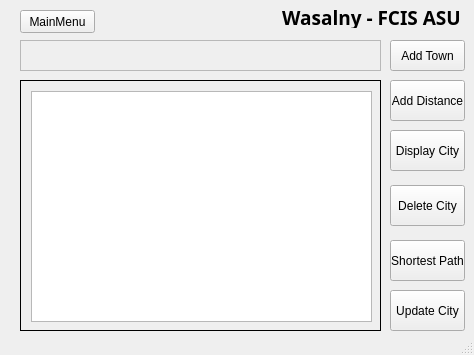
The window that citywindow.ui (MohamedAdel769/Mini-Waslny) describes before a commit, drawn with Qt 5.
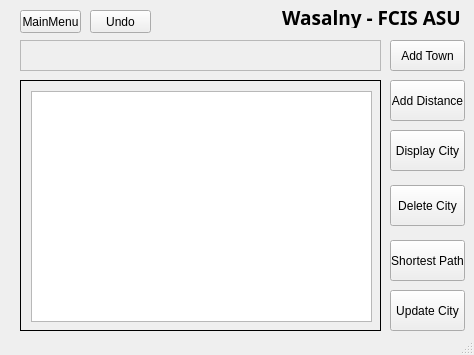
The same window after the commit. The open tabs and pages were chosen to show the change. Icons and pictures are not drawn.

Commit message: Added undo for add/del town ver1

Patch:
```diff
--- a/citywindow.ui
+++ b/citywindow.ui
@@ -132,7 +132,7 @@
      <rect>
       <x>20</x>
       <y>10</y>
-      <width>75</width>
+      <width>61</width>
       <height>23</height>
      </rect>
     </property>
@@ -628,6 +628,19 @@
      </widget>
     </widget>
    </widget>
+   <widget class="QPushButton" name="pushButton">
+    <property name="geometry">
+     <rect>
+      <x>90</x>
+      <y>10</y>
+      <width>61</width>
+      <height>23</height>
+     </rect>
+    </property>
+    <property name="text">
+     <string>Undo</string>
+    </property>
+   </widget>
    <zorder>stackedWidget</zorder>
    <zorder>addTownBtn</zorder>
    <zorder>addDistBtn</zorder>
```
Left out of the diff: 3 changed lines with no effect on the pictures. The commit also changes 4 other files.
